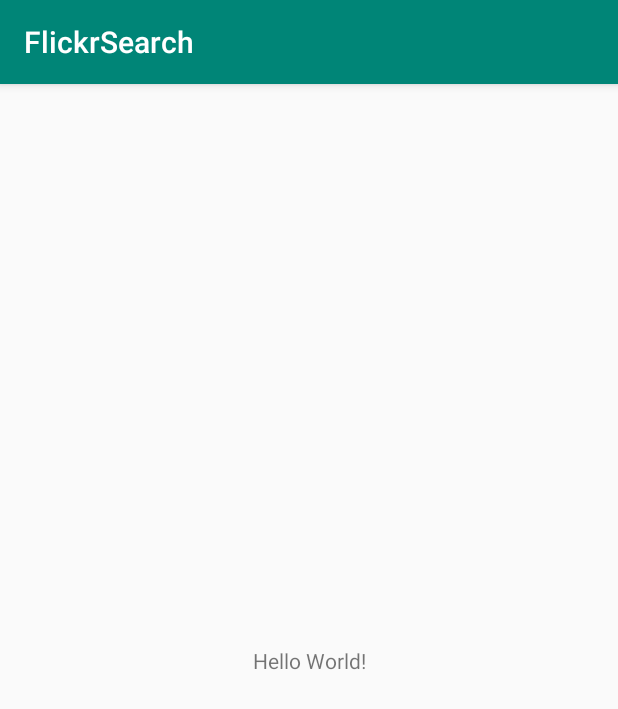
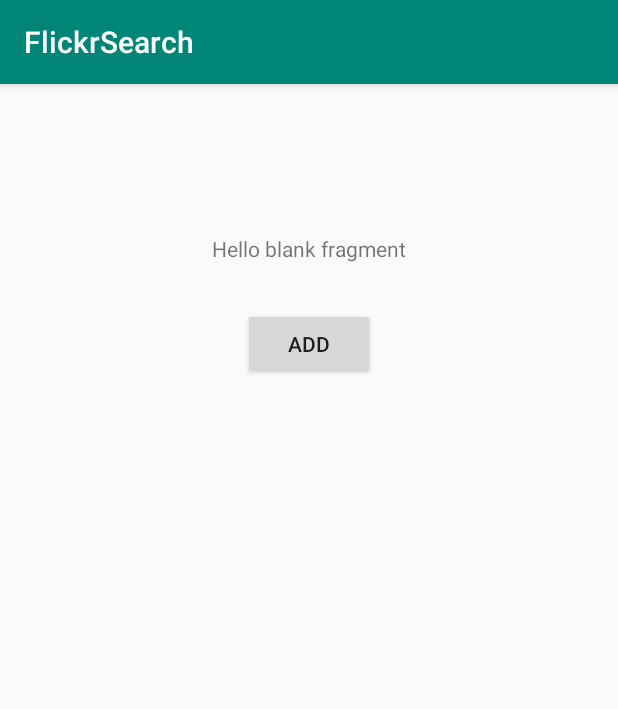
Before and after one commit to ykc415/FlickrSearch, an Android app: the screen it shows after launch (MainActivity), on a phone screen of 412 x 824 dp. Shown: the top 709 px of the screen. Run offline under Robolectric (Android 15) with nearby library versions, the phone set to English and light mode, and no system bars; libraries missing offline, so code that uses them is left out: com.facebook.stetho, com.ihsanbal.logging; 5 statements that could not run were skipped.

Commit message:
대충 프로젝트 세팅

```diff
--- a/app/src/main/AndroidManifest.xml
+++ b/app/src/main/AndroidManifest.xml
@@ -3,15 +3,17 @@
           package="com.example.flickrsearch">
 
     <application
-            android:allowBackup="true"
+            android:name=".FlickrApplication"
+            android:allowBackup="false"
             android:icon="@mipmap/ic_launcher"
             android:label="@string/app_name"
             android:roundIcon="@mipmap/ic_launcher_round"
             android:supportsRtl="true"
             android:theme="@style/AppTheme">
-        <activity android:name=".MainActivity">
+        <activity android:name=".ui.MainActivity">
             <intent-filter>
                 <action android:name="android.intent.action.MAIN"/>
+                <action android:name="android.intent.action.VIEW"/>
 
                 <category android:name="android.intent.category.LAUNCHER"/>
             </intent-filter>
--- /dev/null
+++ b/app/src/main/java/com/example/flickrsearch/FlickrApplication.kt
@@ -0,0 +1,20 @@
+package com.example.flickrsearch
+
+import android.app.Application
+import com.example.flickrsearch.di.appModule
+import org.koin.android.ext.koin.androidContext
+import org.koin.core.context.startKoin
+
+class FlickrApplication : Application() {
+
+    override fun onCreate() {
+        super.onCreate()
+
+        startKoin {
+            androidContext(this@FlickrApplication)
+            logger()
+            modules(appModule)
+        }
+    }
+
+}
--- /dev/null
+++ b/app/src/main/java/com/example/flickrsearch/data/Repository.kt
@@ -0,0 +1,10 @@
+package com.example.flickrsearch.data
+
+import com.example.flickrsearch.data.dto.FlickrSearchResponse
+import io.reactivex.Single
+
+interface Repository {
+
+    fun search(keyword: String, page: Int): Single<FlickrSearchResponse>
+
+}
--- /dev/null
+++ b/app/src/main/java/com/example/flickrsearch/data/local/LocalRepository.kt
@@ -0,0 +1,4 @@
+package com.example.flickrsearch.data.local
+
+class LocalRepository {
+}
--- /dev/null
+++ b/app/src/main/java/com/example/flickrsearch/di/module.kt
@@ -0,0 +1,75 @@
+package com.example.flickrsearch.di
+
+import androidx.lifecycle.MutableLiveData
+import com.example.flickrsearch.BuildConfig
+import com.example.flickrsearch.BuildConfig.BASE_URL
+import com.example.flickrsearch.data.Repository
+import com.example.flickrsearch.data.RepositoryImpl
+import com.example.flickrsearch.data.remote.FlickrApi
+import com.example.flickrsearch.ui.main.MainViewModel
+import com.facebook.stetho.okhttp3.StethoInterceptor
+import com.ihsanbal.logging.Level
+import com.ihsanbal.logging.LoggingInterceptor
+import okhttp3.OkHttpClient
+import okhttp3.internal.platform.Platform
+import org.koin.android.ext.koin.androidContext
+import org.koin.androidx.viewmodel.dsl.viewModel
+import org.koin.dsl.bind
+import org.koin.dsl.module
+import retrofit2.Retrofit
+import retrofit2.adapter.rxjava2.RxJava2CallAdapterFactory
+import retrofit2.converter.gson.GsonConverterFactory
+import java.util.concurrent.TimeUnit
+
+val appModule = module {
+
+    single { createWebService<FlickrApi>(BASE_URL) }
+
+    viewModel { MainViewModel(get(), androidContext().applicationContext.resources) }
+
+    single { RepositoryImpl(get()) as Repository}
+
+
+}
+
+const val TIMEOUT = 20L
+
+
+fun createLoggingInterceptor(): LoggingInterceptor {
+
+    return LoggingInterceptor.Builder()
+        .loggable(BuildConfig.DEBUG)
+        .setLevel(Level.BASIC)
+        .log(Platform.INFO)
+        .request("Request")
+        .response("Response")
+        .addHeader("version", BuildConfig.VERSION_NAME)
+        .build()
+
+}
+
+fun createOkHttpClient(): OkHttpClient {
+
+    val okHttpClientBuilder = OkHttpClient.Builder()
+        .connectTimeout(TIMEOUT, TimeUnit.SECONDS)
+        .readTimeout(TIMEOUT, TimeUnit.SECONDS)
+        .writeTimeout(TIMEOUT, TimeUnit.SECONDS)
+        .addNetworkInterceptor(createLoggingInterceptor())
+
+    if(BuildConfig.DEBUG) {
+        okHttpClientBuilder.addNetworkInterceptor(StethoInterceptor())
+    }
+
+    return okHttpClientBuilder.build()
+}
+
+inline fun <reified T> createWebService(url: String): T {
+
+    val retrofit = Retrofit.Builder()
+        .baseUrl(url)
+        .client(createOkHttpClient())
+        .addConverterFactory(GsonConverterFactory.create())
+        .addCallAdapterFactory(RxJava2CallAdapterFactory.create()).build()
+
+    return retrofit.create(T::class.java)
+}
--- a/app/src/main/java/com/example/flickrsearch/MainActivity.kt
+++ b/app/src/main/java/com/example/flickrsearch/ui/MainActivity.kt
@@ -1,12 +1,14 @@
-package com.example.flickrsearch
+package com.example.flickrsearch.ui
 
+import android.os.Bundle
 import androidx.appcompat.app.AppCompatActivity
-import android.os.Bundle
+import com.example.flickrsearch.R
 
 class MainActivity : AppCompatActivity() {
 
     override fun onCreate(savedInstanceState: Bundle?) {
         super.onCreate(savedInstanceState)
         setContentView(R.layout.activity_main)
+
     }
 }
--- /dev/null
+++ b/app/src/main/java/com/example/flickrsearch/ui/main/MainFragment.kt
@@ -0,0 +1,56 @@
+package com.example.flickrsearch.ui.main
+
+import android.os.Bundle
+import android.util.Log
+import android.view.LayoutInflater
+import android.view.View
+import android.view.ViewGroup
+import androidx.fragment.app.Fragment
+import com.example.flickrsearch.R
+import com.example.flickrsearch.utils.extensions.observe
+import kotlinx.android.synthetic.main.fragment_main.*
+import org.koin.androidx.viewmodel.ext.viewModel
+
+
+class MainFragment : Fragment() {
+
+    val TAG = this::class.simpleName
+
+    val viewModel: MainViewModel by viewModel()
+
+    override fun onCreate(savedInstanceState: Bundle?) {
+        super.onCreate(savedInstanceState)
+
+    }
+
+    override fun onCreateView(inflater: LayoutInflater, container: ViewGroup?,
+                              savedInstanceState: Bundle?): View? {
+
+        return inflater.inflate(R.layout.fragment_main, container, false)
+    }
+
+    override fun onViewCreated(view: View, savedInstanceState: Bundle?) {
+        super.onViewCreated(view, savedInstanceState)
+
+        button.setOnClickListener {
+
+        }
+
+        observeViewModel()
+
+    }
+
+    private fun observeViewModel() {
+
+        viewModel.run {
+            observe(count) {
+                tv.text = it.toString()
+            }
+
+            observe(keywords) {
+                Log.e(TAG, it.toString())
+            }
+        }
+    }
+
+}
--- a/app/src/main/res/layout/activity_main.xml
+++ b/app/src/main/res/layout/activity_main.xml
@@ -1,19 +1,13 @@
 <?xml version="1.0" encoding="utf-8"?>
-<androidx.constraintlayout.widget.ConstraintLayout
+<fragment
         xmlns:android="http://schemas.android.com/apk/res/android"
+        xmlns:app="http://schemas.android.com/apk/res-auto"
         xmlns:tools="http://schemas.android.com/tools"
-        xmlns:app="http://schemas.android.com/apk/res-auto"
+        android:id="@+id/my_nav_host_fragment"
+        android:name="androidx.navigation.fragment.NavHostFragment"
         android:layout_width="match_parent"
         android:layout_height="match_parent"
-        tools:context=".MainActivity">
-
-    <TextView
-            android:layout_width="wrap_content"
-            android:layout_height="wrap_content"
-            android:text="Hello World!"
-            app:layout_constraintBottom_toBottomOf="parent"
-            app:layout_constraintLeft_toLeftOf="parent"
-            app:layout_constraintRight_toRightOf="parent"
-            app:layout_constraintTop_toTopOf="parent"/>
-
-</androidx.constraintlayout.widget.ConstraintLayout>
+        app:defaultNavHost="true"
+        app:navGraph="@navigation/nav_graph"
+        tools:context=".ui.MainActivity"
+/>
--- /dev/null
+++ b/app/src/main/res/layout/fragment_main.xml
@@ -0,0 +1,29 @@
+<?xml version="1.0" encoding="utf-8"?>
+<androidx.constraintlayout.widget.ConstraintLayout xmlns:android="http://schemas.android.com/apk/res/android"
+    xmlns:tools="http://schemas.android.com/tools"
+    android:layout_width="match_parent"
+    android:layout_height="match_parent"
+    xmlns:app="http://schemas.android.com/apk/res-auto"
+    tools:context=".ui.main.MainFragment">
+
+    <TextView
+        android:id="@+id/tv"
+        android:layout_width="wrap_content"
+        android:layout_height="wrap_content"
+        android:text="@string/hello_blank_fragment"
+        app:layout_constraintLeft_toLeftOf="parent"
+        app:layout_constraintRight_toRightOf="parent"
+        app:layout_constraintTop_toTopOf="parent"
+        android:layout_marginTop="100dp"/>
+
+    <Button
+        android:id="@+id/button"
+        android:text="add"
+        android:layout_margin="30dp"
+        android:layout_width="wrap_content"
+        android:layout_height="wrap_content"
+        app:layout_constraintLeft_toLeftOf="parent"
+        app:layout_constraintRight_toRightOf="parent"
+        app:layout_constraintTop_toBottomOf="@+id/tv"/>
+
+</androidx.constraintlayout.widget.ConstraintLayout>
```
Also changed, not shown: app/build.gradle (+71 -6 lines), app/src/main/java/com/example/flickrsearch/data/RepositoryImpl.kt (added, +20 -0 lines), app/src/main/java/com/example/flickrsearch/data/dto/FlickrDto.kt (added, +23 -0 lines), app/src/main/java/com/example/flickrsearch/data/remote/FlickrApi.kt (added, +23 -0 lines), app/src/main/java/com/example/flickrsearch/ui/main/MainViewModel.kt (added, +28 -0 lines), app/src/main/java/com/example/flickrsearch/utils/SingleLiveEvent.kt (added, +63 -0 lines), app/src/main/java/com/example/flickrsearch/utils/extensions/LifecycleOwnerExtension.kt (added, +12 -0 lines), app/src/main/res/navigation/nav_graph.xml (added, +14 -0 lines), app/src/main/res/values/strings.xml (+17 -0 lines), build.gradle (+20 -2 lines).
